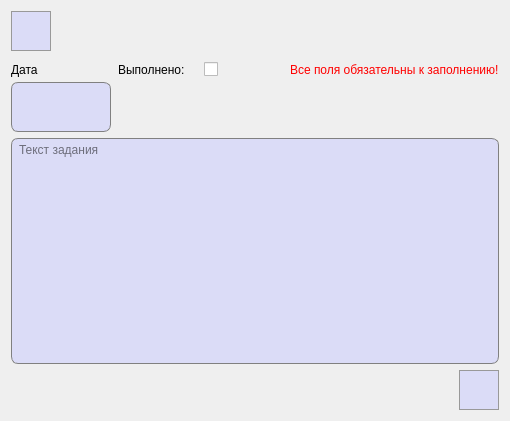
FediiBohdan/TechService, file UpdateTask.ui: the form before one commit.
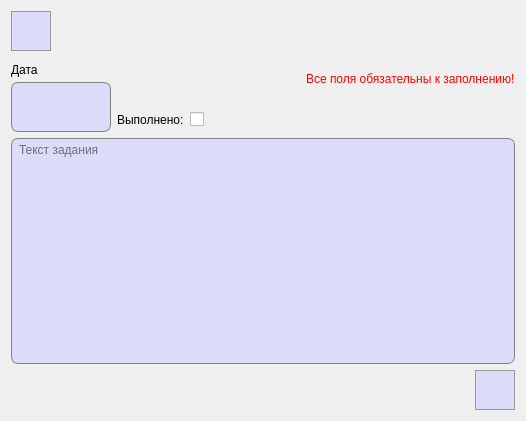
The form after the commit. Icons and pictures are not drawn.

```diff
--- a/UpdateTask.ui
+++ b/UpdateTask.ui
@@ -6,14 +6,14 @@
    <rect>
     <x>0</x>
     <y>0</y>
-    <width>510</width>
+    <width>526</width>
     <height>421</height>
    </rect>
   </property>
   <property name="windowTitle">
    <string>Редактирование информации о задании</string>
   </property>
-  <layout class="QGridLayout" name="gridLayout_2">
+  <layout class="QGridLayout" name="gridLayout_4">
    <item row="0" column="0">
     <widget class="QPushButton" name="backToViewInfoButton">
      <property name="minimumSize">
@@ -70,81 +70,12 @@
     </spacer>
    </item>
    <item row="1" column="0" colspan="2">
+    <layout class="QGridLayout" name="gridLayout_2">
+     <item row="0" column="0" rowspan="2">
     <layout class="QGridLayout" name="gridLayout">
-     <property name="horizontalSpacing">
-      <number>7</number>
-     </property>
      <property name="verticalSpacing">
       <number>0</number>
      </property>
-     <item row="0" column="1">
-      <widget class="QLabel" name="label_2">
-       <property name="minimumSize">
-        <size>
-         <width>0</width>
-         <height>25</height>
-        </size>
-       </property>
-       <property name="font">
-        <font>
-         <pointsize>9</pointsize>
-        </font>
-       </property>
-       <property name="text">
-        <string>Выполнено:</string>
-       </property>
-      </widget>
-     </item>
-     <item row="0" column="3">
-      <widget class="QLabel" name="errorLabel">
-       <property name="font">
-        <font>
-         <pointsize>9</pointsize>
-        </font>
-       </property>
-       <property name="styleSheet">
-        <string notr="true">QLabel {
-	color: red;
-}</string>
-       </property>
-       <property name="text">
-        <string>Все поля обязательны к заполнению!</string>
-       </property>
-      </widget>
-     </item>
-     <item row="0" column="2">
-      <widget class="QCheckBox" name="checkBox">
-       <property name="minimumSize">
-        <size>
-         <width>25</width>
-         <height>25</height>
-        </size>
-       </property>
-       <property name="font">
-        <font>
-         <pointsize>8</pointsize>
-        </font>
-       </property>
-       <property name="layoutDirection">
-        <enum>Qt::LeftToRight</enum>
-       </property>
-       <property name="styleSheet">
-        <string notr="true"/>
-       </property>
-       <property name="text">
-        <string/>
-       </property>
-       <property name="iconSize">
-        <size>
-         <width>25</width>
-         <height>25</height>
-        </size>
-       </property>
-       <property name="tristate">
-        <bool>false</bool>
-       </property>
-      </widget>
-     </item>
      <item row="0" column="0">
       <widget class="QLabel" name="label_8">
        <property name="minimumSize">
@@ -225,10 +156,15 @@
 	border-top: none;
 }</string>
        </property>
-      </widget>
-     </item>
-     <item row="1" column="1" rowspan="2" colspan="3">
-      <spacer name="horizontalSpacer_6">
+         <property name="readOnly">
+          <bool>true</bool>
+         </property>
+        </widget>
+       </item>
+      </layout>
+     </item>
+     <item row="0" column="1">
+      <spacer name="horizontalSpacer_3">
        <property name="orientation">
         <enum>Qt::Horizontal</enum>
        </property>
@@ -240,6 +176,91 @@
        </property>
       </spacer>
      </item>
+     <item row="0" column="2">
+      <widget class="QLabel" name="errorLabel">
+       <property name="font">
+        <font>
+         <pointsize>9</pointsize>
+        </font>
+       </property>
+       <property name="styleSheet">
+        <string notr="true">QLabel {
+	color: red;
+}</string>
+       </property>
+       <property name="text">
+        <string>Все поля обязательны к заполнению!</string>
+       </property>
+      </widget>
+     </item>
+     <item row="1" column="1" colspan="2">
+      <layout class="QHBoxLayout" name="horizontalLayout">
+       <item>
+        <widget class="QLabel" name="label_2">
+         <property name="minimumSize">
+          <size>
+           <width>0</width>
+           <height>25</height>
+          </size>
+         </property>
+         <property name="font">
+          <font>
+           <pointsize>9</pointsize>
+          </font>
+         </property>
+         <property name="text">
+          <string>Выполнено:</string>
+         </property>
+        </widget>
+       </item>
+       <item>
+        <widget class="QCheckBox" name="checkBox">
+         <property name="minimumSize">
+          <size>
+           <width>25</width>
+           <height>25</height>
+          </size>
+         </property>
+         <property name="font">
+          <font>
+           <pointsize>8</pointsize>
+          </font>
+         </property>
+         <property name="layoutDirection">
+          <enum>Qt::LeftToRight</enum>
+         </property>
+         <property name="styleSheet">
+          <string notr="true"/>
+         </property>
+         <property name="text">
+          <string/>
+         </property>
+         <property name="iconSize">
+          <size>
+           <width>25</width>
+           <height>25</height>
+          </size>
+         </property>
+         <property name="tristate">
+          <bool>false</bool>
+         </property>
+        </widget>
+       </item>
+       <item>
+        <spacer name="horizontalSpacer_4">
+         <property name="orientation">
+          <enum>Qt::Horizontal</enum>
+         </property>
+         <property name="sizeHint" stdset="0">
+          <size>
+           <width>40</width>
+           <height>20</height>
+          </size>
+         </property>
+        </spacer>
+       </item>
+      </layout>
+     </item>
     </layout>
    </item>
    <item row="2" column="0" colspan="2">
```
Left out of the diff: 3 changed lines with no effect on the pictures. Lines whose indentation alone changed are shown as unchanged.
